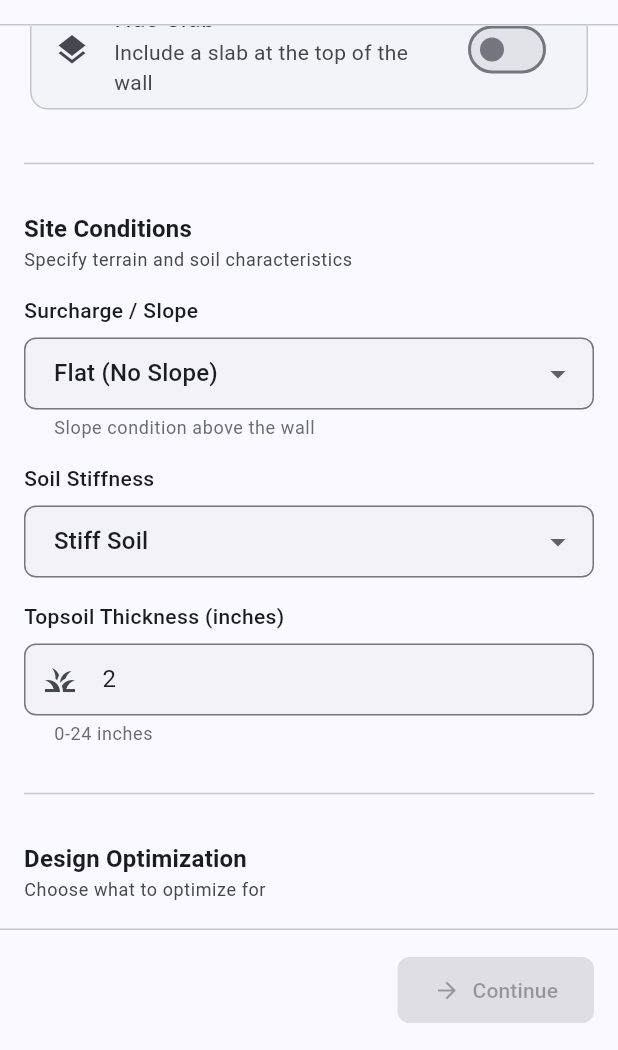
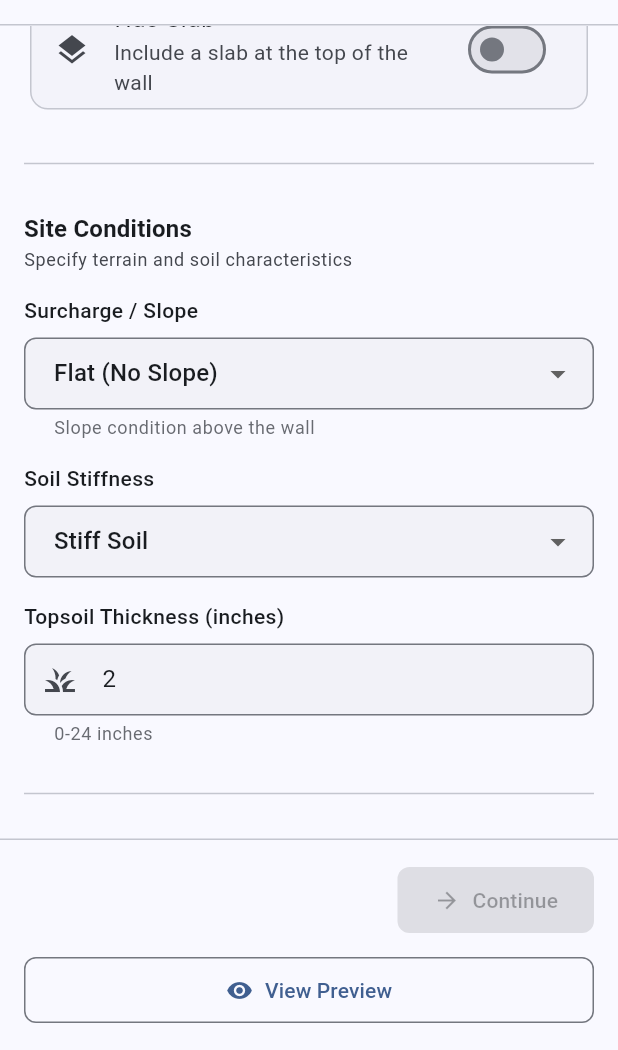
Before and after one commit to coredawg38/RetainingWallUI, a Flutter app: the WallInputPage screen opened by its route, scrolled down 576 dp, on a phone screen of 412 x 824 dp, the part 186-1236 px from its top. Run offline on Flutter 3.47's test engine with Material 3 defaults, Android fonts, the phone set to English and light mode, and no system bars; our stand-ins replace flutter_riverpod, freezed_annotation, go_router, web; missing offline and left inert: dart:js_interop, flutter_stripe, json_schema.

Commit message:
Add View Preview button that downloads server-generated preview PDF.
Co-authored-by: Cursor <cursoragent@cursor.com>

```diff
--- a/lib/core/constants/app_constants.dart
+++ b/lib/core/constants/app_constants.dart
@@ -14,6 +14,9 @@ abstract final class ApiConstants {
 
   /// Design submission endpoint.
   static const String designEndpoint = '/api/v1/design';
+
+  /// Preview PDF generation endpoint (no payment required).
+  static const String previewEndpoint = '/api/v1/preview';
 
   /// Status check endpoint (append /{requestId}).
   static const String statusEndpoint = '/api/v1/status';
--- /dev/null
+++ b/lib/core/utils/pdf_download_stub.dart
@@ -0,0 +1,6 @@
+/// Stub PDF download for non-web platforms.
+library;
+
+import 'dart:typed_data';
+
+bool downloadPdfBytes(Uint8List bytes, String filename) => false;
--- a/lib/features/wall_input/presentation/pages/wall_input_page.dart
+++ b/lib/features/wall_input/presentation/pages/wall_input_page.dart
@@ -14,6 +14,7 @@ import 'package:flutter_riverpod/flutter_riverpod.dart';
 
 import '../../../../app/router.dart';
 import '../../../../core/constants/app_constants.dart';
+import '../../../../core/utils/pdf_download.dart';
 import '../../../../shared/widgets/common_widgets.dart';
 import '../../../../shared/widgets/payment_form_widget.dart';
 import '../../../payment/providers/payment_provider.dart';
@@ -41,8 +42,10 @@ class WallInputPage extends ConsumerWidget {
         ),
       ),
       body: LoadingOverlay(
-        isLoading: state.isSubmitting,
-        message: 'Processing your design...',
+        isLoading: state.isSubmitting || state.isGeneratingPreview,
+        message: state.isGeneratingPreview
+            ? 'Generating preview...'
+            : 'Processing your design...',
         child: Align(
           alignment: Alignment.topCenter,
           child: ConstrainedBox(
@@ -535,10 +538,16 @@ class _NavigationButtons extends ConsumerWidget {
   @override
   Widget build(BuildContext context, WidgetRef ref) {
     final notifier = ref.read(wallInputProvider.notifier);
+    final canPreview = state.input.hasValidWallParameters &&
+        !state.isSubmitting &&
+        !state.isGeneratingPreview;
 
     return Padding(
       padding: const EdgeInsets.all(16),
-      child: Row(
+      child: Column(
+        crossAxisAlignment: CrossAxisAlignment.stretch,
+        children: [
+          Row(
             children: [
               if (state.canGoBack)
                 OutlinedButton.icon(
@@ -566,6 +575,51 @@ class _NavigationButtons extends ConsumerWidget {
                 ),
             ],
           ),
+          const SizedBox(height: 12),
+          OutlinedButton.icon(
+            onPressed: canPreview
+                ? () => _onViewPreview(context, ref)
+                : null,
+            icon: state.isGeneratingPreview
+                ? const SizedBox(
+                    width: 18,
+                    height: 18,
+                    child: CircularProgressIndicator(strokeWidth: 2),
+                  )
+                : const Icon(Icons.visibility),
+            label: const Text('View Preview'),
+          ),
+        ],
+      ),
+    );
+  }
+
+  Future<void> _onViewPreview(BuildContext context, WidgetRef ref) async {
+    final bytes =
+        await ref.read(wallInputProvider.notifier).requestPreviewPdf();
+    if (!context.mounted) return;
+
+    if (bytes == null) {
+      final error = ref.read(wallInputProvider).errorMessage;
+      ScaffoldMessenger.of(context).showSnackBar(
+        SnackBar(
+          content: Text(error ?? 'Failed to generate preview PDF'),
+          backgroundColor: Colors.red,
+        ),
+      );
+      return;
+    }
+
+    final downloaded = downloadPdfBytes(bytes, 'PreviewDrawing.pdf');
+    ScaffoldMessenger.of(context).showSnackBar(
+      SnackBar(
+        content: Text(
+          downloaded
+              ? 'Preview PDF downloaded'
+              : 'Preview generated, but download is only supported on web',
+        ),
+        backgroundColor: downloaded ? null : Colors.orange,
+      ),
     );
   }
 }
```
Also changed, not shown: lib/core/api/api_client.dart (+46 -0 lines), lib/core/utils/pdf_download.dart (added, +20 -0 lines), lib/core/utils/pdf_download_web.dart (added, +23 -0 lines), lib/features/wall_input/data/repositories/wall_repository.dart (+9 -0 lines), lib/features/wall_input/providers/wall_input_provider.dart (+41 -0 lines). Lines whose indentation alone changed are shown as unchanged.
